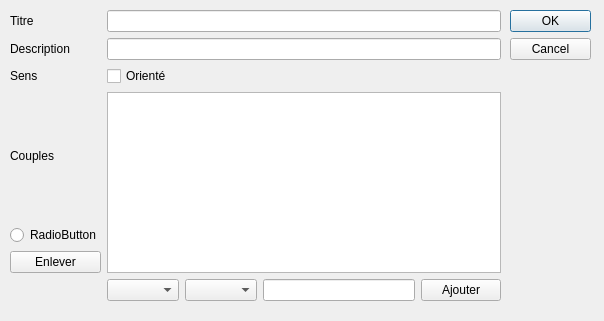
Above: relations.ui from AudeC/notepod-- before the change. Below: the same form after it.
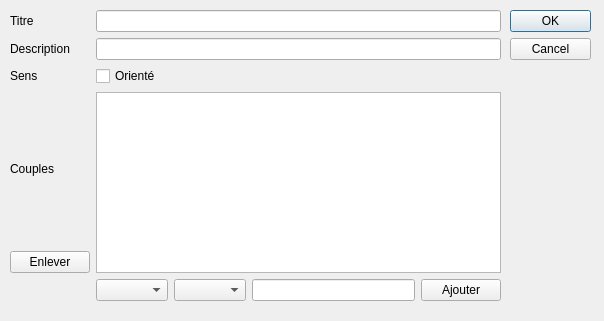
That is the form after the change.

```diff
--- a/relations.ui
+++ b/relations.ui
@@ -48,13 +48,6 @@
         </property>
        </widget>
       </item>
-      <item>
-       <widget class="QRadioButton" name="radioButton">
-        <property name="text">
-         <string>RadioButton</string>
-        </property>
-       </widget>
-      </item>
       <item>
        <widget class="QPushButton" name="enlever">
         <property name="text">
```
